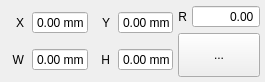
Above: src/widgets/panels/transform-panel.ui from flux3dp/swiftray before the change. Below: the same form after it.
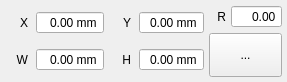
That is the form after the change. Icons and pictures are not drawn. Custom widgets are drawn as their Qt base class.

```diff
--- a/src/widgets/panels/transform-panel.ui
+++ b/src/widgets/panels/transform-panel.ui
@@ -6,7 +6,7 @@
    <rect>
     <x>0</x>
     <y>0</y>
-    <width>265</width>
+    <width>287</width>
     <height>82</height>
    </rect>
   </property>
@@ -269,8 +269,11 @@
          <property name="suffix">
           <string/>
          </property>
+         <property name="minimum">
+          <double>0</double>
+         </property>
          <property name="maximum">
-          <double>999999.989999999990687</double>
+          <double>360</double>
          </property>
         </widget>
        </item>
@@ -289,7 +292,11 @@
        </property>
        <property name="icon">
         <iconset resource="../../../qml.qrc">
-         <normaloff>:/images/icon-lock.png</normaloff>:/images/icon-lock.png</iconset>
+         <normaloff>:/resources/images/icon-unlock.png</normaloff>
+         <normalon>:/resources/images/icon-lock.png</normalon>:/resources/images/icon-unlock.png</iconset>
+       </property>
+       <property name="checkable">
+        <bool>true</bool>
        </property>
       </widget>
      </item>
```
